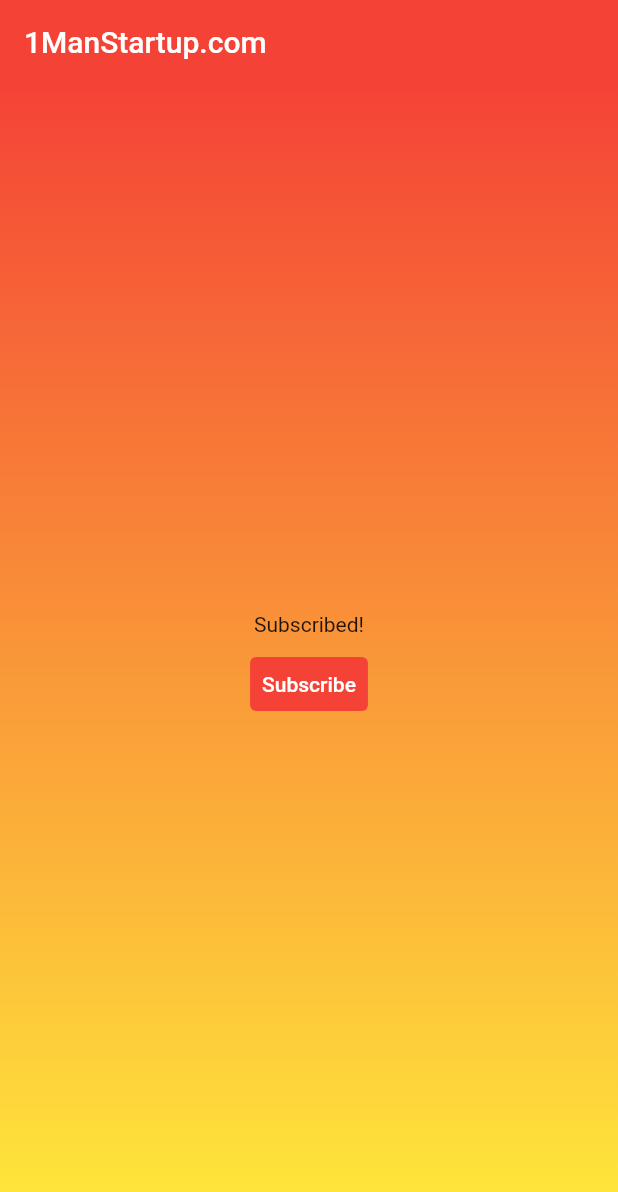
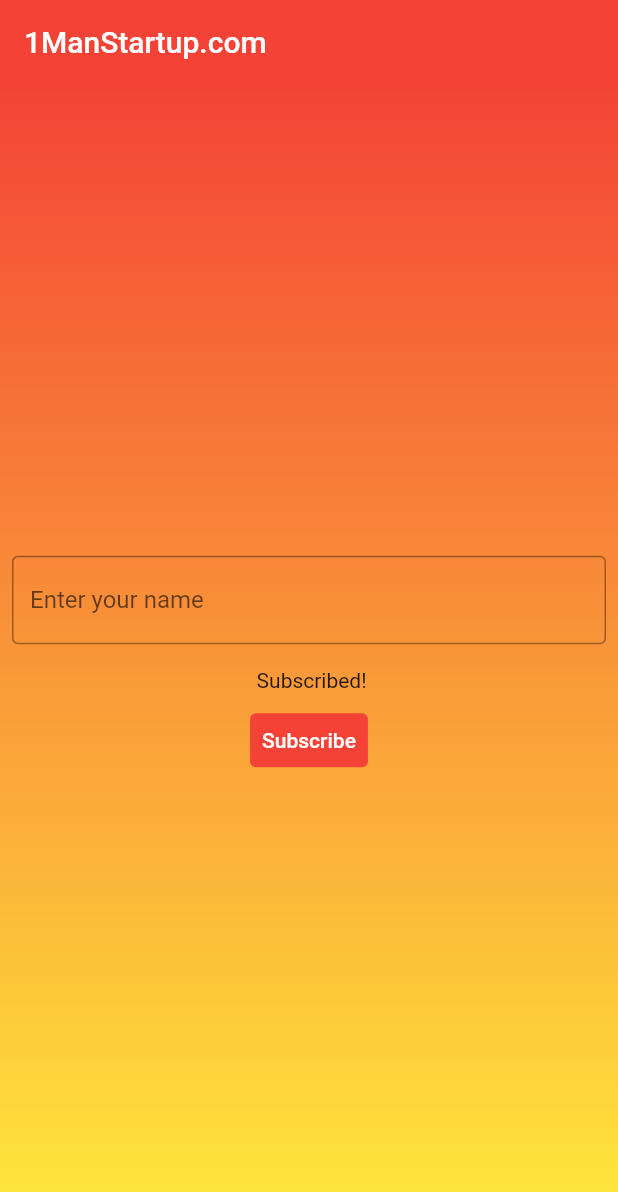
Before and after one commit to davefaliskie/flutter_shorts, a Flutter app: the screen it shows after launch, after a tap on "Subscribe", on a phone screen of 412 x 824 dp. Shown: the top 1192 px of the screen. Run offline on Flutter 3.47's test engine with Material 2 defaults, Android fonts, the phone set to English and light mode, and no system bars; our stand-ins replace logger.

Commit message:
Adding text field

```diff
--- a/lib/main.dart
+++ b/lib/main.dart
@@ -1,5 +1,3 @@
-import 'dart:io';
-
 import 'package:flutter/material.dart';
 import 'package:flutter/services.dart';
 import 'package:logger/logger.dart';
@@ -35,6 +33,7 @@ class MyHomePage extends StatefulWidget {
 class _MyHomePageState extends State<MyHomePage> {
   String _message = "Click Subscribe";
   Logger logger = Logger();
+  TextEditingController _nameController = TextEditingController();
 
   @override
   Widget build(BuildContext context) {
@@ -60,6 +59,16 @@ class _MyHomePageState extends State<MyHomePage> {
               Spacer(),
               Padding(
                 padding: const EdgeInsets.all(8.0),
+                child: TextField(
+                  decoration: InputDecoration(
+                    border: OutlineInputBorder(),
+                    hintText: 'Enter your name',
+                  ),
+                  controller: _nameController,
+                ),
+              ),
+              Padding(
+                padding: const EdgeInsets.all(8.0),
                 child: Text(_message),
               ),
               TextButton(
@@ -70,7 +79,7 @@ class _MyHomePageState extends State<MyHomePage> {
                 child: Text("Subscribe", style: TextStyle(color: Colors.white)),
                 onPressed: () {
                   setState(() {
-                    _message = "Subscribed!";
+                    _message = "${_nameController.text} Subscribed!";
                   });
                   HapticFeedback.heavyImpact();
                   logger.d("Subscribed");
```
